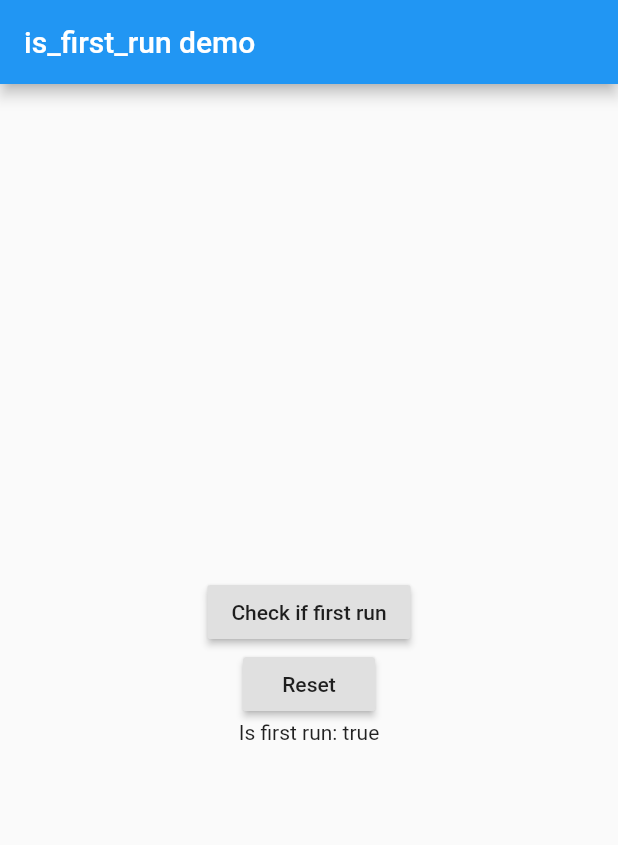
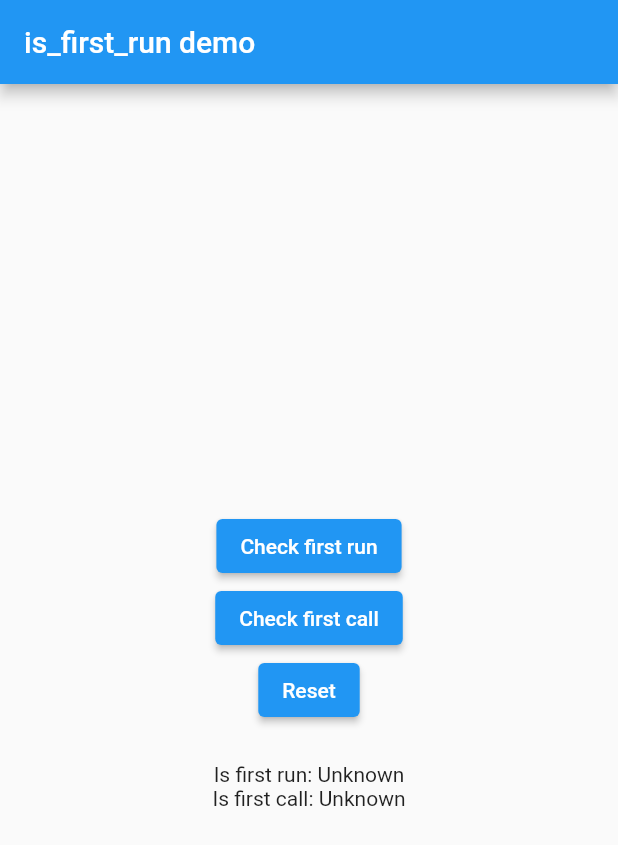
Before and after one commit to JulianAssmann/flutter_is_first_run, a Flutter app: the screen it shows after launch, on a phone screen of 412 x 824 dp. Shown: the top 845 px of the screen. Run offline on Flutter 3.47's test engine with Material 2 defaults, Android fonts, the phone set to English and light mode, and no system bars; our stand-ins replace shared_preferences.

Commit message:
Add null safety and first call method, version 1.0.0

```diff
--- a/example/lib/main.dart
+++ b/example/lib/main.dart
@@ -21,7 +21,7 @@ class MyApp extends StatelessWidget {
 }
 
 class MyHomePage extends StatefulWidget {
-  MyHomePage({Key key, this.title}) : super(key: key);
+  MyHomePage({Key? key, required this.title}) : super(key: key);
 
   final String title;
 
@@ -30,7 +30,8 @@ class MyHomePage extends StatefulWidget {
 }
 
 class _MyHomePageState extends State<MyHomePage> {
-  bool _isFirstRun;
+  bool? _isFirstRun;
+  bool? _isFirstCall;
 
   void _checkFirstRun() async {
     bool ifr = await IsFirstRun.isFirstRun();
@@ -39,15 +40,17 @@ class _MyHomePageState extends State<MyHomePage> {
     });
   }
 
-  void _resetFirstRun() async {
+  void _checkFirstCall() async {
+    bool ifc = await IsFirstRun.isFirstCall();
+    setState(() {
+      _isFirstCall = ifc;
+    });
+  }
+
+  void _reset() async {
     await IsFirstRun.reset();
     _checkFirstRun();
-  }
-
-  @override
-  void initState() {
-    super.initState();
-    _checkFirstRun();
+    _checkFirstCall();
   }
 
   @override
@@ -58,18 +61,19 @@ class _MyHomePageState extends State<MyHomePage> {
       ),
       body: Center(
         child: Column(
-          mainAxisAlignment: MainAxisAlignment.center,
-          children: <Widget>[
-            RaisedButton(
-                child: Text('Check if first run'), onPressed: _checkFirstRun),
-            RaisedButton(child: Text('Reset'), onPressed: _resetFirstRun),
-            (_isFirstRun != null)
-                ? Text(
-                    'Is first run: $_isFirstRun',
-                  )
-                : null,
-          ].where((element) => element != null).toList(),
-        ),
+            mainAxisAlignment: MainAxisAlignment.center,
+            children: <Widget>[
+              ElevatedButton(
+                  child: Text('Check first run'), onPressed: _checkFirstRun),
+              ElevatedButton(
+                  child: Text('Check first call'), onPressed: _checkFirstCall),
+              ElevatedButton(child: Text('Reset'), onPressed: _reset),
+              SizedBox(height: 24),
+              Text(
+                  'Is first run: ${_isFirstRun != null ? _isFirstRun : 'Unknown'}'),
+              Text(
+                  'Is first call: ${_isFirstCall != null ? _isFirstCall : 'Unknown'}'),
+            ]),
       ),
     );
   }
--- a/example/pubspec.yaml
+++ b/example/pubspec.yaml
@@ -2,9 +2,10 @@ name: is_first_run_example
 description: Example app for the is_first_run package.
 
 version: 1.0.0+1
+publish_to: none
 
 environment:
-  sdk: ">=2.7.0 <3.0.0"
+  sdk: ">=2.12.0 <3.0.0"
 
 dependencies:
   flutter:
--- a/lib/is_first_run.dart
+++ b/lib/is_first_run.dart
@@ -3,26 +3,65 @@ library is_first_run;
 import 'package:shared_preferences/shared_preferences.dart';
 
 class IsFirstRun {
-  static const _settingsKey = 'is_first_run';
+  static const _firstRunSettingsKey = 'is_first_run';
+  static const _firstCallSettingsKey = 'is_first_call';
+
+  static bool? _isFirstRun;
 
   /// Returns true if this is the first time this function has been called
   /// since installing the app, otherwise false.
-  static Future<bool> isFirstRun() async {
+  ///
+  /// In contrast to [IsFirstRun.isFirstRun()], this method only returns true
+  /// on the first call after installing the app, while [IsFirstRun.isFirstRun()] continues
+  /// to return true as long as the app is running after calling it the first time after installing it.
+  static Future<bool> isFirstCall() async {
     SharedPreferences prefs = await SharedPreferences.getInstance();
-    bool firstRun;
+    bool firstCall;
     try {
-      firstRun = prefs.getBool(_settingsKey) ?? true;
+      firstCall = prefs.getBool(_firstCallSettingsKey) ?? true;
     } on Exception {
-      firstRun = true;
+      firstCall = true;
     }
-    await prefs.setBool(_settingsKey, false);
-    return firstRun;
+    await prefs.setBool(_firstCallSettingsKey, false);
+
+    return firstCall;
   }
 
-  /// Resets the plugin. The first call to [IsFirstRun.isFirstRun()] after calling this
-  /// function will return true, subsequent calls will return false.
+  /// Returns true if this is the first time you call this method
+  /// since installing the app, otherwise false.
+  ///
+  /// In contrast to [IsFirstRun.isFirstCall()], this method continues
+  /// to return true as long as the app keeps running after the first call after installing the app,
+  /// while [IsFirstRun.isFirstCall()] returns true only on the first call after installing the app.
+  static Future<bool> isFirstRun() async {
+    if (_isFirstRun != null) {
+      return _isFirstRun!;
+    } else {
+      SharedPreferences prefs = await SharedPreferences.getInstance();
+      bool isFirstRun;
+      try {
+        isFirstRun = prefs.getBool(_firstRunSettingsKey) ?? true;
+      } on Exception {
+        isFirstRun = true;
+      }
+      await prefs.setBool(_firstRunSettingsKey, false);
+      if (_isFirstRun == null) _isFirstRun = isFirstRun;
+      return isFirstRun;
+    }
+  }
+
+  /// Resets the plugin.
+  ///
+  /// The first call to [IsFirstRun.isFirstCall()] after calling [reset()]
+  /// method will return true, subsequent calls will return false.
+  ///
+  /// Calls to [IsFirstRun.isFirstRun()] after calling [reset()] will return true
+  /// for as long as the app is running after calling [[IsFirstRun.isFirstRun()]]
+  /// the first time after the reset.
+  /// After a restart of the app, [IsFirstRun.isFirstRun()] will return false.
   static Future<void> reset() async {
     SharedPreferences prefs = await SharedPreferences.getInstance();
-    prefs.setBool(_settingsKey, null);
+    prefs.setBool(_firstRunSettingsKey, true);
+    prefs.setBool(_firstCallSettingsKey, true);
   }
 }
--- a/pubspec.yaml
+++ b/pubspec.yaml
@@ -1,17 +1,17 @@
 name: is_first_run
 description: A simple package to check if it is the first time the app runs.
-version: 0.1.0
+version: 1.0.0
 repository: https://github.com/JulianAssmann/flutter_is_first_run
 homepage: https://julianassmann.de
 
 environment:
-  sdk: ">=2.7.0 <3.0.0"
+  sdk: ">=2.12.0 <3.0.0"
   flutter: ">=1.17.0"
 
 dependencies:
   flutter:
     sdk: flutter
-  shared_preferences: ^0.5.12+4
+  shared_preferences: ^2.0.4
 
 dev_dependencies:
   flutter_test:
```
Also changed, not shown: example/pubspec.lock, pubspec.lock, 4 other files.
